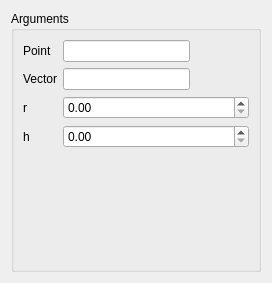
Qt form src/HEXABLOCKGUI/Cylinder_QTD.ui (SalomePlatform/hexablock) before a commit.
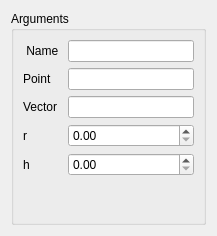
The same form after that commit.

Commit message: added: - rename elt of documents. - clear associations ( popup ). fixed: - idl : getAssociations ( vertex, edge, quad ). new field ( "ior" ) added to Shape class

```diff
--- a/src/HEXABLOCKGUI/Cylinder_QTD.ui
+++ b/src/HEXABLOCKGUI/Cylinder_QTD.ui
@@ -6,8 +6,8 @@
    <rect>
     <x>0</x>
     <y>0</y>
-    <width>272</width>
-    <height>283</height>
+    <width>217</width>
+    <height>236</height>
    </rect>
   </property>
   <property name="windowTitle">
@@ -20,30 +20,14 @@
       <string>Arguments</string>
      </property>
      <layout class="QFormLayout" name="formLayout">
-      <item row="0" column="0">
+      <item row="2" column="0">
        <widget class="QLabel" name="label_5">
         <property name="text">
          <string>Point</string>
         </property>
        </widget>
       </item>
-      <item row="0" column="1">
-       <widget class="QLineEdit" name="vex_le">
-        <property name="sizePolicy">
-         <sizepolicy hsizetype="Preferred" vsizetype="Fixed">
-          <horstretch>0</horstretch>
-          <verstretch>0</verstretch>
-         </sizepolicy>
-        </property>
-        <property name="maximumSize">
-         <size>
-          <width>127</width>
-          <height>16777215</height>
-         </size>
-        </property>
-       </widget>
-      </item>
-      <item row="1" column="0">
+      <item row="4" column="0">
        <widget class="QLabel" name="label_4">
         <property name="text">
          <string>Vector</string>
@@ -51,6 +35,45 @@
        </widget>
       </item>
       <item row="1" column="1">
+       <widget class="QLineEdit" name="name_le">
+        <property name="sizePolicy">
+         <sizepolicy hsizetype="Preferred" vsizetype="Fixed">
+          <horstretch>0</horstretch>
+          <verstretch>0</verstretch>
+         </sizepolicy>
+        </property>
+        <property name="maximumSize">
+         <size>
+          <width>127</width>
+          <height>16777215</height>
+         </size>
+        </property>
+       </widget>
+      </item>
+      <item row="1" column="0">
+       <widget class="QLabel" name="label_6">
+        <property name="text">
+         <string> Name </string>
+        </property>
+       </widget>
+      </item>
+      <item row="2" column="1">
+       <widget class="QLineEdit" name="vex_le">
+        <property name="sizePolicy">
+         <sizepolicy hsizetype="Preferred" vsizetype="Fixed">
+          <horstretch>0</horstretch>
+          <verstretch>0</verstretch>
+         </sizepolicy>
+        </property>
+        <property name="maximumSize">
+         <size>
+          <width>127</width>
+          <height>16777215</height>
+         </size>
+        </property>
+       </widget>
+      </item>
+      <item row="4" column="1">
        <widget class="QLineEdit" name="vec_le">
         <property name="maximumSize">
          <size>
@@ -60,26 +83,26 @@
         </property>
        </widget>
       </item>
-      <item row="2" column="0">
+      <item row="5" column="1">
+       <widget class="QDoubleSpinBox" name="r_spb"/>
+      </item>
+      <item row="5" column="0">
        <widget class="QLabel" name="label">
         <property name="text">
          <string>r</string>
         </property>
        </widget>
       </item>
-      <item row="2" column="1">
-       <widget class="QDoubleSpinBox" name="r_spb"/>
+      <item row="6" column="1">
+       <widget class="QDoubleSpinBox" name="h_spb"/>
       </item>
-      <item row="3" column="0">
+      <item row="6" column="0">
        <widget class="QLabel" name="label_2">
         <property name="text">
          <string>h</string>
         </property>
        </widget>
       </item>
-      <item row="3" column="1">
-       <widget class="QDoubleSpinBox" name="h_spb"/>
-      </item>
      </layout>
     </widget>
    </item>
```
The commit also changes 20 other files.
